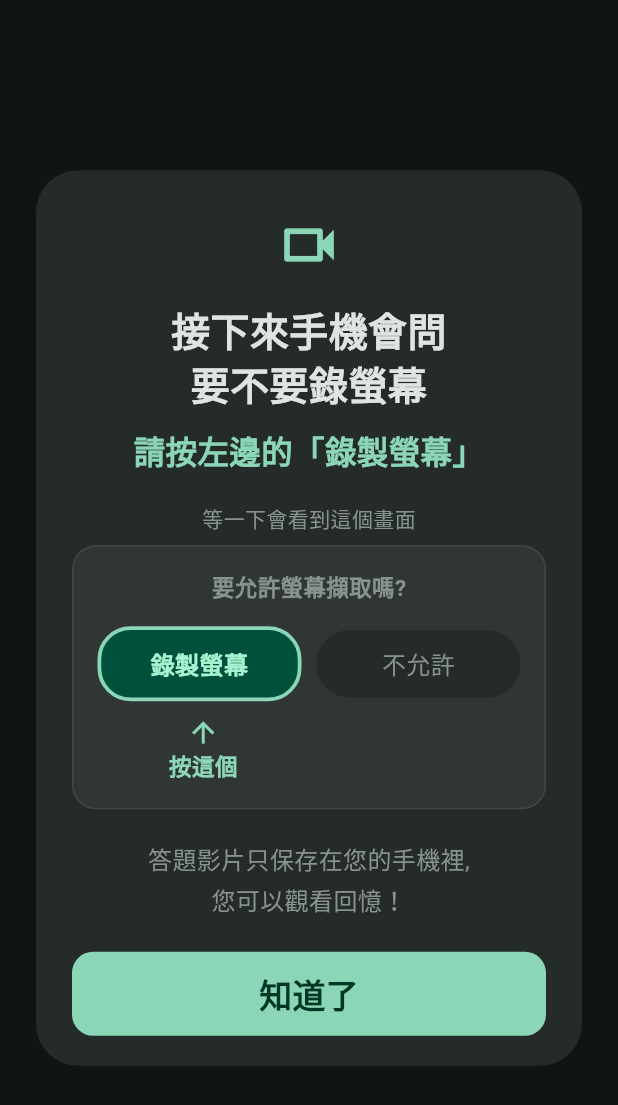
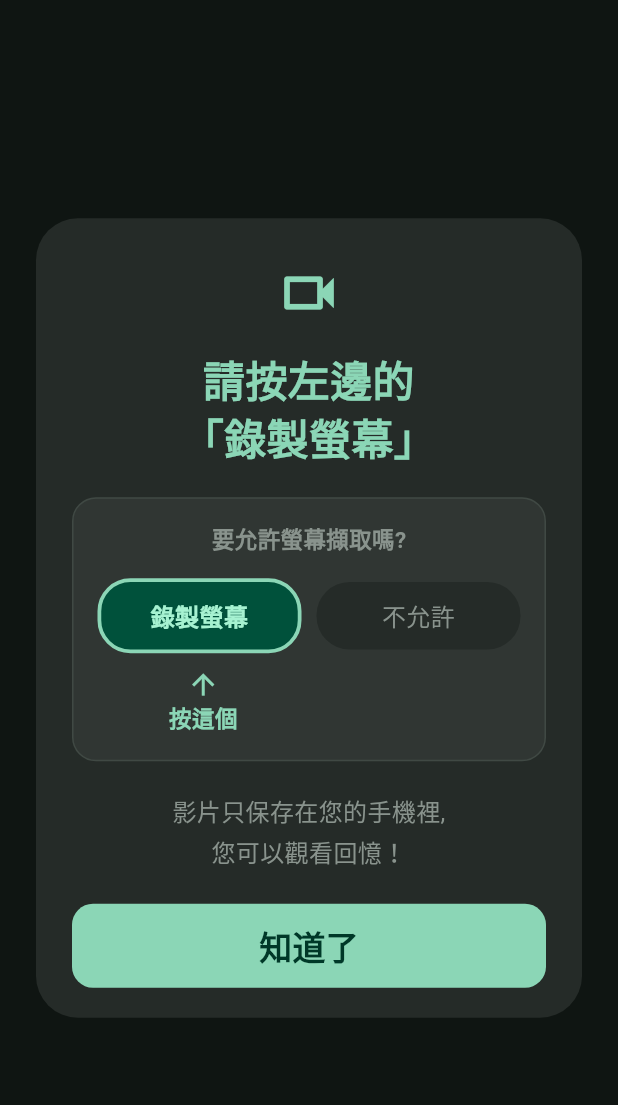
Before and after one commit to NamoAmitabhaTW/kenkou-app, a Flutter app: the _NoticeDialog widget shown alone on an empty page, opened directly, on a phone screen of 412 x 824 dp. Shown: the top 1105 px of the screen. Run offline on Flutter 3.47's test engine with Material 3 defaults, Android fonts, the phone set to English and light mode, and no system bars; our stand-ins replace audioplayers, image_picker, share_plus, video_player; missing offline and left inert: record, sherpa_onnx.

Commit message:
錄螢幕提示精簡

```diff
--- a/lib/core/media/screen_capture_notice.dart
+++ b/lib/core/media/screen_capture_notice.dart
@@ -45,19 +45,14 @@ class _NoticeDialog extends StatelessWidget {
             children: [
               Icon(Icons.videocam_outlined, size: 44, color: scheme.primary),
               const SizedBox(height: 16),
-              const Text(
-                '接下來手機會問\n要不要錄螢幕',
+              Text(
+                // 寫死斷行,不然會折成「錄製螢 / 幕」。
+                '請按左邊的\n「錄製螢幕」',
                 textAlign: TextAlign.center,
                 style: TextStyle(
-                    fontSize: 26, fontWeight: FontWeight.w900, height: 1.4),
-              ),
-              const SizedBox(height: 12),
-              Text(
-                '請按左邊的「錄製螢幕」',
-                textAlign: TextAlign.center,
-                style: TextStyle(
-                  fontSize: 21,
-                  fontWeight: FontWeight.w800,
+                  fontSize: 28,
+                  fontWeight: FontWeight.w900,
+                  height: 1.4,
                   color: scheme.primary,
                 ),
               ),
@@ -66,7 +61,7 @@ class _NoticeDialog extends StatelessWidget {
               const SizedBox(height: 20),
               Text(
                 // 寫死斷行位置,不要讓它自己折出「影 / 片。」這種收尾。
-                '答題影片只保存在您的手機裡,\n'
+                '影片只保存在您的手機裡,\n'
                 '您可以觀看回憶！',
                 textAlign: TextAlign.center,
                 style:
@@ -101,11 +96,6 @@ class _AlertSketch extends StatelessWidget {
 
     return Column(
       children: [
-        Text(
-          '等一下會看到這個畫面',
-          style: TextStyle(fontSize: 14, color: scheme.outline),
-        ),
-        const SizedBox(height: 8),
         Container(
           padding: const EdgeInsets.fromLTRB(16, 16, 16, 18),
           decoration: BoxDecoration(
```
